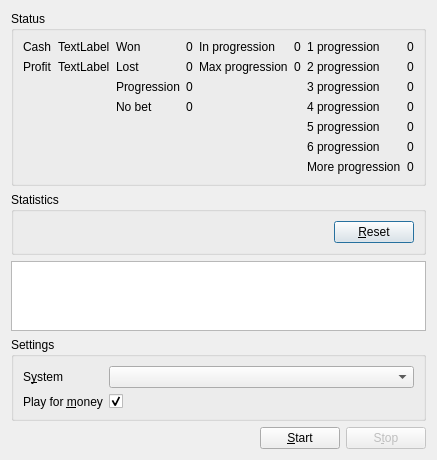
martin-kudlicka/roulette-bot, file source/casinodialog.ui: the form before one commit.
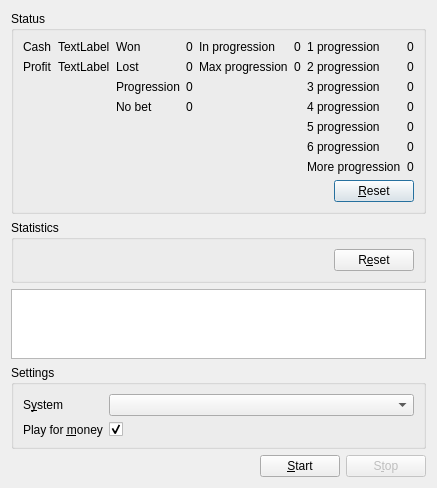
The form after the commit.

Commit message: + reset status

Patch:
```diff
--- a/source/casinodialog.ui
+++ b/source/casinodialog.ui
@@ -7,7 +7,7 @@
     <x>0</x>
     <y>0</y>
     <width>400</width>
-    <height>430</height>
+    <height>463</height>
    </rect>
   </property>
   <property name="windowTitle">
@@ -19,6 +19,8 @@
      <property name="title">
       <string>Status</string>
      </property>
+     <layout class="QVBoxLayout" name="verticalLayout_3">
+      <item>
      <layout class="QHBoxLayout" name="horizontalLayout_2">
       <item>
        <layout class="QFormLayout" name="formLayout">
@@ -247,6 +249,32 @@
        </layout>
       </item>
      </layout>
+      </item>
+      <item>
+       <layout class="QHBoxLayout" name="horizontalLayout_4">
+        <item>
+         <spacer name="horizontalSpacer_3">
+          <property name="orientation">
+           <enum>Qt::Horizontal</enum>
+          </property>
+          <property name="sizeHint" stdset="0">
+           <size>
+            <width>40</width>
+            <height>20</height>
+           </size>
+          </property>
+         </spacer>
+        </item>
+        <item>
+         <widget class="QPushButton" name="qpbResetStatus">
+          <property name="text">
+           <string>&amp;Reset</string>
+          </property>
+         </widget>
+        </item>
+       </layout>
+      </item>
+     </layout>
     </widget>
    </item>
    <item>
@@ -273,7 +301,7 @@
         <item>
          <widget class="QPushButton" name="qpbResetStatistics">
           <property name="text">
-           <string>&amp;Reset</string>
+           <string>R&amp;eset</string>
           </property>
          </widget>
         </item>
```
Lines whose indentation alone changed are shown as unchanged. The commit also changes 2 other files.
